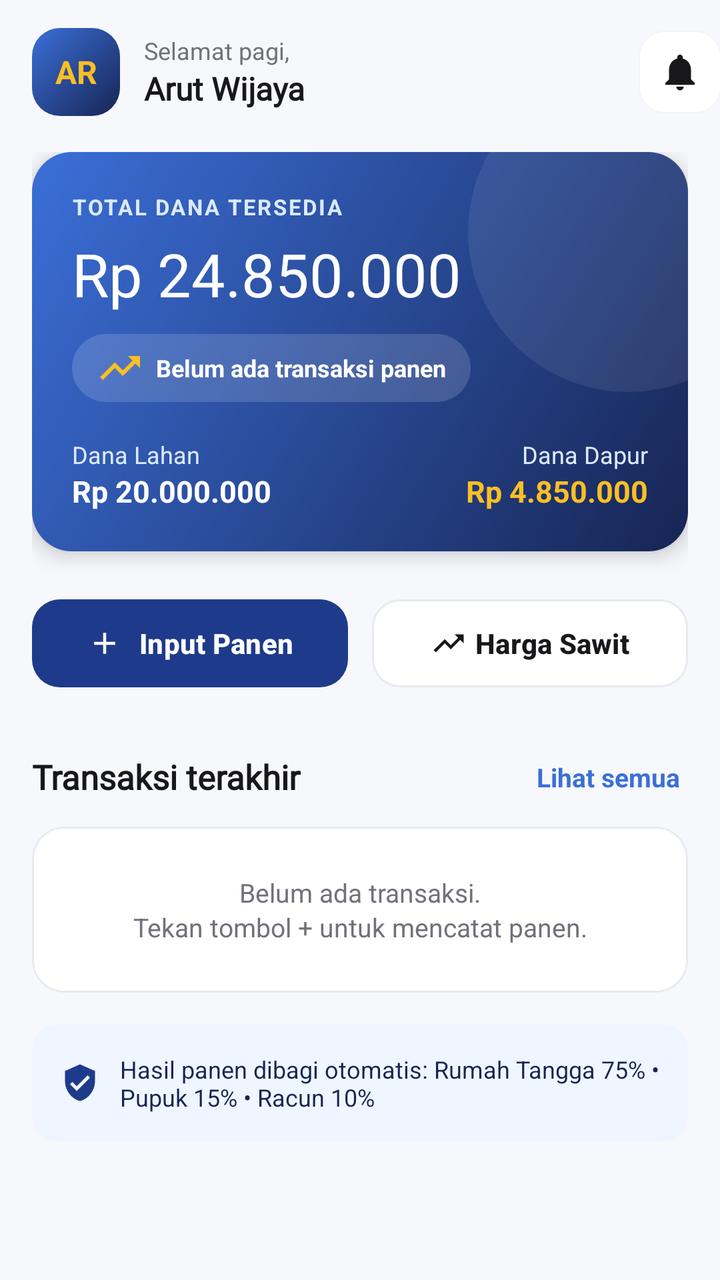
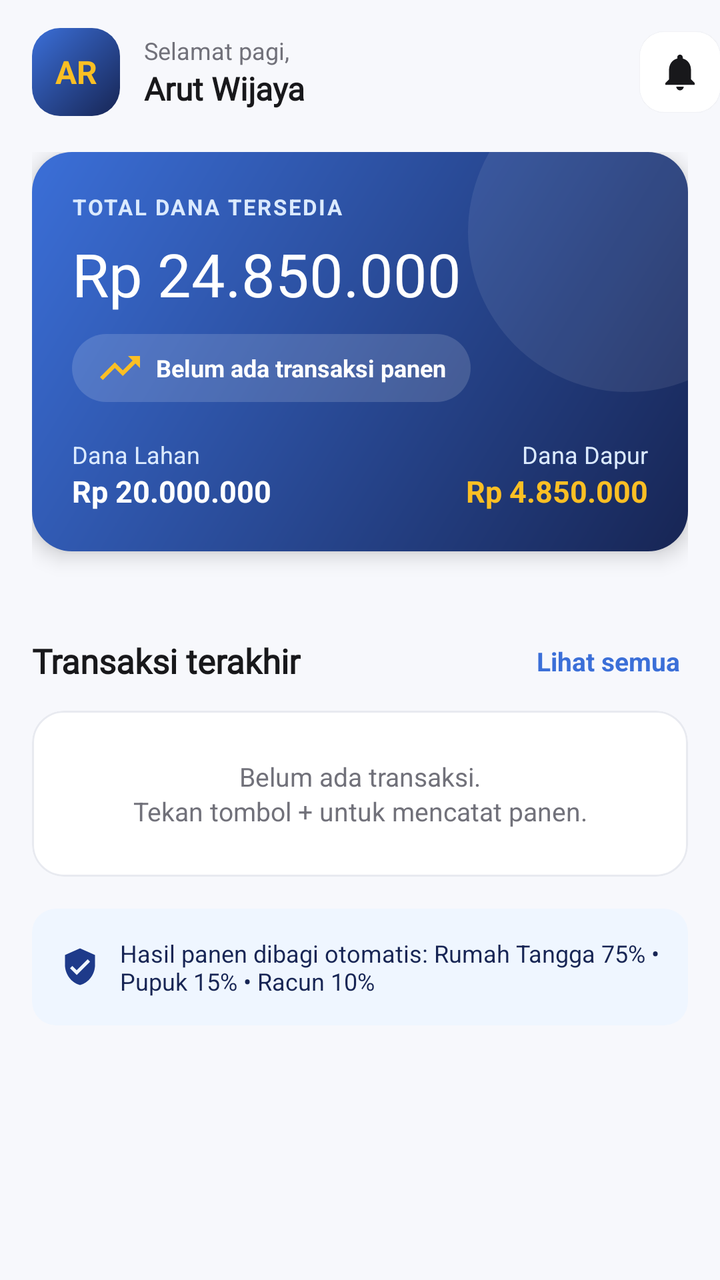

An Android layout rendered at two revisions. The XML below is the earlier revision; the diff shows what the commit changed to produce the second picture.
<!-- AndroidManifest.xml: application theme Theme.ALSpocky -->
<!-- res/layout/fragment_beranda.xml -->
<?xml version="1.0" encoding="utf-8"?>
<androidx.constraintlayout.widget.ConstraintLayout xmlns:android="http://schemas.android.com/apk/res/android"
    xmlns:app="http://schemas.android.com/apk/res-auto"
    android:layout_width="match_parent"
    android:layout_height="match_parent"
    android:background="@color/bg_page">

    
    <androidx.appcompat.widget.Toolbar
        android:id="@+id/toolbar"
        style="@style/Semawit.Toolbar"
        android:layout_width="0dp"
        android:layout_height="72dp"
        app:contentInsetStart="16dp"
        app:layout_constraintEnd_toEndOf="parent"
        app:layout_constraintStart_toStartOf="parent"
        app:layout_constraintTop_toTopOf="parent">

        <LinearLayout
            android:layout_width="match_parent"
            android:layout_height="match_parent"
            android:gravity="center_vertical"
            android:orientation="horizontal">

            <TextView
                android:id="@+id/tvInisial"
                android:layout_width="44dp"
                android:layout_height="44dp"
                android:background="@drawable/bg_avatar"
                android:gravity="center"
                android:text="AR"
                android:textColor="@color/accent_gold"
                android:textSize="16sp"
                android:textStyle="bold" />

            <LinearLayout
                android:layout_width="0dp"
                android:layout_height="wrap_content"
                android:layout_marginStart="12dp"
                android:layout_weight="1"
                android:orientation="vertical">

                <TextView
                    android:id="@+id/tvSapaan"
                    style="@style/Semawit.Text.Body"
                    android:layout_width="wrap_content"
                    android:layout_height="wrap_content"
                    android:text="Selamat pagi,"
                    android:textSize="12sp" />

                <TextView
                    android:id="@+id/tvNamaUser"
                    style="@style/Semawit.Text.Title"
                    android:layout_width="wrap_content"
                    android:layout_height="wrap_content"
                    android:fontFamily="@font/montserrat_bold"
                    android:text="Arut Wijaya"
                    android:textSize="16sp" />
            </LinearLayout>

            <ImageView
                android:id="@+id/ivNotif"
                android:layout_width="40dp"
                android:layout_height="40dp"
                android:background="@drawable/bg_icon_button"
                android:clickable="true"
                android:contentDescription="Notifikasi"
                android:elevation="1dp"
                android:focusable="true"
                android:padding="9dp"
                android:src="@drawable/ic_bell"
                app:tint="@color/neutral_900" />
        </LinearLayout>
    </androidx.appcompat.widget.Toolbar>

    <androidx.core.widget.NestedScrollView
        android:layout_width="0dp"
        android:layout_height="0dp"
        android:clipToPadding="false"
        app:layout_constraintBottom_toBottomOf="parent"
        app:layout_constraintEnd_toEndOf="parent"
        app:layout_constraintStart_toStartOf="parent"
        app:layout_constraintTop_toBottomOf="@id/toolbar">

        <LinearLayout
            android:layout_width="match_parent"
            android:layout_height="wrap_content"
            android:orientation="vertical"
            android:paddingHorizontal="16dp"
            android:paddingTop="4dp"
            android:paddingBottom="40dp">

            
            <LinearLayout
                android:layout_width="match_parent"
                android:layout_height="wrap_content"
                android:background="@drawable/bg_hero_card"
                android:elevation="6dp"
                android:orientation="vertical"
                android:padding="20dp">

                <TextView
                    style="@style/Semawit.Text.Label"
                    android:layout_width="wrap_content"
                    android:layout_height="wrap_content"
                    android:text="Total dana tersedia"
                    android:textColor="@color/primary_100" />

                <TextView
                    android:layout_width="wrap_content"
                    android:layout_height="wrap_content"
                    android:layout_marginTop="6dp"
                    android:fontFamily="@font/montserrat_bold"
                    android:text="Rp 24.850.000"
                    android:textColor="@color/neutral_0"
                    android:textSize="30sp" />

                <TextView
                    android:id="@+id/tvJumlahTransaksi"
                    android:layout_width="wrap_content"
                    android:layout_height="wrap_content"
                    android:layout_marginTop="10dp"
                    android:background="@drawable/bg_pill_glass"
                    android:drawableStart="@drawable/ic_trending_up"
                    android:drawablePadding="6dp"
                    android:drawableTint="@color/accent_gold"
                    android:gravity="center_vertical"
                    android:paddingHorizontal="12dp"
                    android:paddingVertical="5dp"
                    android:text="Belum ada transaksi panen"
                    android:textColor="@color/neutral_0"
                    android:textSize="12sp"
                    android:textStyle="bold" />

                <LinearLayout
                    android:layout_width="match_parent"
                    android:layout_height="wrap_content"
                    android:layout_marginTop="18dp"
                    android:orientation="horizontal">

                    <LinearLayout
                        android:layout_width="0dp"
                        android:layout_height="wrap_content"
                        android:layout_weight="1"
                        android:orientation="vertical">

                        <TextView
                            android:layout_width="wrap_content"
                            android:layout_height="wrap_content"
                            android:text="Dana Lahan"
                            android:textColor="@color/primary_100"
                            android:textSize="12sp" />

                        <TextView
                            android:layout_width="wrap_content"
                            android:layout_height="wrap_content"
                            android:text="Rp 20.000.000"
                            android:textColor="@color/neutral_0"
                            android:textSize="15sp"
                            android:textStyle="bold" />
                    </LinearLayout>

                    <LinearLayout
                        android:layout_width="wrap_content"
                        android:layout_height="wrap_content"
                        android:gravity="end"
                        android:orientation="vertical">

                        <TextView
                            android:layout_width="wrap_content"
                            android:layout_height="wrap_content"
                            android:text="Dana Dapur"
                            android:textColor="@color/primary_100"
                            android:textSize="12sp" />

                        <TextView
                            android:layout_width="wrap_content"
                            android:layout_height="wrap_content"
                            android:text="Rp 4.850.000"
                            android:textColor="@color/accent_gold"
                            android:textSize="15sp"
                            android:textStyle="bold" />
                    </LinearLayout>
                </LinearLayout>
            </LinearLayout>

            
            <LinearLayout
                android:layout_width="match_parent"
                android:layout_height="wrap_content"
                android:layout_marginTop="20dp"
                android:orientation="horizontal">

                <com.google.android.material.button.MaterialButton
                    android:id="@+id/btnInputTransaksi"
                    style="@style/Semawit.Button.Primary"
                    android:layout_width="0dp"
                    android:layout_height="wrap_content"
                    android:layout_marginEnd="6dp"
                    android:layout_weight="1"
                    android:text="Input Panen"
                    app:icon="@drawable/ic_add" />

                <com.google.android.material.button.MaterialButton
                    android:id="@+id/btnInfoHarga"
                    style="@style/Semawit.Button.Secondary"
                    android:layout_width="0dp"
                    android:layout_height="wrap_content"
                    android:layout_marginStart="6dp"
                    android:layout_weight="1"
                    android:text="Harga Sawit"
                    app:icon="@drawable/ic_trending_up" />
            </LinearLayout>

            
            <LinearLayout
                android:layout_width="match_parent"
                android:layout_height="wrap_content"
                android:layout_marginTop="28dp"
                android:gravity="center_vertical"
                android:orientation="horizontal">

                <TextView
                    style="@style/Semawit.Text.Title"
                    android:layout_width="0dp"
                    android:layout_height="wrap_content"
                    android:layout_weight="1"
                    android:fontFamily="@font/montserrat_bold"
                    android:text="Transaksi terakhir"
                    android:textSize="17sp" />

                <TextView
                    android:id="@+id/tvLihatSemua"
                    android:layout_width="wrap_content"
                    android:layout_height="wrap_content"
                    android:padding="4dp"
                    android:text="Lihat semua"
                    android:textColor="@color/primary_400"
                    android:textSize="13sp"
                    android:textStyle="bold" />
            </LinearLayout>

            <com.google.android.material.card.MaterialCardView
                style="@style/Semawit.Card"
                android:layout_width="match_parent"
                android:layout_height="wrap_content"
                android:layout_marginTop="12dp">

                <LinearLayout
                    android:layout_width="match_parent"
                    android:layout_height="wrap_content"
                    android:orientation="vertical">

                    
                    <TextView
                        android:id="@+id/tvIsiRiwayat"
                        style="@style/Semawit.Text.Body"
                        android:layout_width="match_parent"
                        android:layout_height="wrap_content"
                        android:gravity="center"
                        android:padding="24dp"
                        android:text="Belum ada transaksi.\nTekan tombol + untuk mencatat panen." />

                    
                    <LinearLayout
                        android:id="@+id/layoutTerakhir"
                        android:layout_width="match_parent"
                        android:layout_height="wrap_content"
                        android:gravity="center_vertical"
                        android:orientation="horizontal"
                        android:padding="16dp"
                        android:visibility="gone">

                        <ImageView
                            android:layout_width="48dp"
                            android:layout_height="48dp"
                            android:background="@drawable/bg_icon_tile"
                            android:padding="12dp"
                            android:src="@drawable/ic_nav_panen"
                            app:tint="@color/primary_500" />

                        <LinearLayout
                            android:layout_width="0dp"
                            android:layout_height="wrap_content"
                            android:layout_marginStart="12dp"
                            android:layout_weight="1"
                            android:orientation="vertical">

                            <TextView
                                android:id="@+id/tvJudulTerakhir"
                                style="@style/Semawit.Text.Title"
                                android:layout_width="wrap_content"
                                android:layout_height="wrap_content"
                                android:text="Panen 0 Kg" />

                            <TextView
                                android:id="@+id/tvTanggalTerakhir"
                                style="@style/Semawit.Text.Body"
                                android:layout_width="wrap_content"
                                android:layout_height="wrap_content"
                                android:text="-"
                                android:textSize="12sp" />
                        </LinearLayout>

                        <LinearLayout
                            android:layout_width="wrap_content"
                            android:layout_height="wrap_content"
                            android:gravity="end"
                            android:orientation="vertical">

                            <TextView
                                style="@style/Semawit.Badge"
                                android:layout_width="wrap_content"
                                android:layout_height="wrap_content"
                                android:text="Terbaru" />

                            <TextView
                                android:id="@+id/tvNominalTerakhir"
                                android:layout_width="wrap_content"
                                android:layout_height="wrap_content"
                                android:layout_marginTop="6dp"
                                android:text="Rp 0"
                                android:textColor="@color/primary_500"
                                android:textSize="14sp"
                                android:textStyle="bold" />
                        </LinearLayout>
                    </LinearLayout>
                </LinearLayout>
            </com.google.android.material.card.MaterialCardView>

            
            <LinearLayout
                android:layout_width="match_parent"
                android:layout_height="wrap_content"
                android:layout_marginTop="16dp"
                android:background="@drawable/bg_icon_tile"
                android:gravity="center_vertical"
                android:orientation="horizontal"
                android:padding="14dp">

                <ImageView
                    android:layout_width="20dp"
                    android:layout_height="20dp"
                    android:src="@drawable/ic_shield"
                    app:tint="@color/primary_500" />

                <TextView
                    android:layout_width="0dp"
                    android:layout_height="wrap_content"
                    android:layout_marginStart="10dp"
                    android:layout_weight="1"
                    android:text="Hasil panen dibagi otomatis: Rumah Tangga 75% • Pupuk 15% • Racun 10%"
                    android:textColor="@color/primary_800"
                    android:textSize="12sp" />
            </LinearLayout>
        </LinearLayout>
    </androidx.core.widget.NestedScrollView>

</androidx.constraintlayout.widget.ConstraintLayout>
<!-- resources referenced by this layout -->
<resources>
  <color name="accent_gold">#FBBF24</color>
  <color name="bg_page">#F7F8FC</color>
  <color name="neutral_0">#FFFFFF</color>
  <color name="neutral_900">#18181B</color>
  <color name="primary_100">#DBEAFE</color>
  <color name="primary_400">#3B6FD8</color>
  <color name="primary_500">#1E3A8A</color>
  <color name="primary_800">#172554</color>
  <!-- drawable bg_icon_button (drawable) -->
  <?xml version="1.0" encoding="utf-8"?>
  <shape xmlns:android="http://schemas.android.com/apk/res/android"
      android:shape="rectangle">
      <solid android:color="@color/neutral_0" />
      <corners android:radius="12dp" />
  </shape>
  <!-- drawable bg_icon_tile (drawable) -->
  <?xml version="1.0" encoding="utf-8"?>
  <shape xmlns:android="http://schemas.android.com/apk/res/android"
      android:shape="rectangle">
      <solid android:color="@color/primary_50" />
      <corners android:radius="12dp" />
  </shape>
  <!-- drawable bg_pill_glass (drawable) -->
  <?xml version="1.0" encoding="utf-8"?>
  <shape xmlns:android="http://schemas.android.com/apk/res/android"
      android:shape="rectangle">
      <solid android:color="#26FFFFFF" />
      <corners android:radius="100dp" />
  </shape>
  <!-- drawable ic_add (drawable) -->
  <?xml version="1.0" encoding="utf-8"?>
  <vector xmlns:android="http://schemas.android.com/apk/res/android"
      android:width="24dp"
      android:height="24dp"
      android:viewportWidth="24"
      android:viewportHeight="24">
      <path
          android:fillColor="@android:color/white"
          android:pathData="M19,13h-6v6h-2v-6H5v-2h6V5h2v6h6v2z" />
  </vector>
  <style name="Semawit.Button.Primary" parent="Widget.Material3.Button">
          <item name="backgroundTint">@color/primary_500</item>
          <item name="android:textColor">@color/neutral_0</item>
          <item name="android:textStyle">bold</item>
          <item name="android:textSize">14sp</item>
          <item name="android:minHeight">52dp</item>
          <item name="cornerRadius">14dp</item>
          <item name="iconTint">@color/neutral_0</item>
          <item name="iconGravity">textStart</item>
          <item name="android:elevation">4dp</item>
      </style>
  <style name="Semawit.Button.Secondary" parent="Widget.Material3.Button.OutlinedButton">
          <item name="backgroundTint">@color/neutral_0</item>
          <item name="android:textColor">@color/neutral_900</item>
          <item name="android:textStyle">bold</item>
          <item name="android:textSize">14sp</item>
          <item name="android:minHeight">52dp</item>
          <item name="cornerRadius">14dp</item>
          <item name="strokeColor">@color/neutral_200</item>
          <item name="iconTint">@color/neutral_900</item>
          <item name="iconGravity">textStart</item>
      </style>
  <style name="Semawit.Text.Body" parent="">
          <item name="android:textSize">13sp</item>
          <item name="android:textColor">@color/neutral_500</item>
          <item name="android:lineSpacingExtra">2dp</item>
      </style>
  <style name="Semawit.Text.Title" parent="">
          <item name="android:textSize">15sp</item>
          <item name="android:textStyle">bold</item>
          <item name="android:textColor">@color/neutral_900</item>
      </style>
  <style name="Theme.ALSpocky" parent="Base.Theme.ALSpocky" />
  <color name="primary_50">#EFF6FF</color>
  <!-- drawable bg_pill_gold (drawable) -->
  <?xml version="1.0" encoding="utf-8"?>
  <shape xmlns:android="http://schemas.android.com/apk/res/android"
      android:shape="rectangle">
      <solid android:color="@color/accent_gold_light" />
      <corners android:radius="100dp" />
  </shape>
  <color name="accent_gold_dark">#B45309</color>
  <color name="neutral_200">#E8EAF0</color>
  <color name="neutral_500">#71717A</color>
  <color name="accent_gold_light">#FEF3C7</color>
  <!-- unchanged entries left out for length: 12 -->
</resources>

<!-- the commit's change to res/layout/fragment_beranda.xml (unified diff, before → after) -->
@@ -184,34 +184,43 @@
                 </LinearLayout>
             </LinearLayout>
 
+
+
+
+
+
+
+
+
+
+
+
+
+
+
+
+
+
+
+
+
+
+
+
+
+
+
+
+
             
-            <LinearLayout
-                android:layout_width="match_parent"
-                android:layout_height="wrap_content"
-                android:layout_marginTop="20dp"
-                android:orientation="horizontal">
-
-                <com.google.android.material.button.MaterialButton
-                    android:id="@+id/btnInputTransaksi"
-                    style="@style/Semawit.Button.Primary"
-                    android:layout_width="0dp"
-                    android:layout_height="wrap_content"
-                    android:layout_marginEnd="6dp"
-                    android:layout_weight="1"
-                    android:text="Input Panen"
-                    app:icon="@drawable/ic_add" />
-
-                <com.google.android.material.button.MaterialButton
-                    android:id="@+id/btnInfoHarga"
-                    style="@style/Semawit.Button.Secondary"
-                    android:layout_width="0dp"
-                    android:layout_height="wrap_content"
-                    android:layout_marginStart="6dp"
-                    android:layout_weight="1"
-                    android:text="Harga Sawit"
-                    app:icon="@drawable/ic_trending_up" />
-            </LinearLayout>
-
+            <androidx.recyclerview.widget.RecyclerView
+                android:id="@+id/rvMenu"
+                android:layout_width="match_parent"
+                android:layout_height="wrap_content"
+                android:layout_marginHorizontal="-6dp"
+                android:layout_marginTop="14dp"
+                android:nestedScrollingEnabled="false"
+                android:overScrollMode="never" />
             
             <LinearLayout
                 android:layout_width="match_parent"
<!-- resource entries referenced after the edit -->
@@ -29,39 +29,6 @@
       <solid android:color="#26FFFFFF" />
       <corners android:radius="100dp" />
   </shape>
-  <!-- drawable ic_add (drawable) -->
-  <?xml version="1.0" encoding="utf-8"?>
-  <vector xmlns:android="http://schemas.android.com/apk/res/android"
-      android:width="24dp"
-      android:height="24dp"
-      android:viewportWidth="24"
-      android:viewportHeight="24">
-      <path
-          android:fillColor="@android:color/white"
-          android:pathData="M19,13h-6v6h-2v-6H5v-2h6V5h2v6h6v2z" />
-  </vector>
-  <style name="Semawit.Button.Primary" parent="Widget.Material3.Button">
-          <item name="backgroundTint">@color/primary_500</item>
-          <item name="android:textColor">@color/neutral_0</item>
-          <item name="android:textStyle">bold</item>
-          <item name="android:textSize">14sp</item>
-          <item name="android:minHeight">52dp</item>
-          <item name="cornerRadius">14dp</item>
-          <item name="iconTint">@color/neutral_0</item>
-          <item name="iconGravity">textStart</item>
-          <item name="android:elevation">4dp</item>
-      </style>
-  <style name="Semawit.Button.Secondary" parent="Widget.Material3.Button.OutlinedButton">
-          <item name="backgroundTint">@color/neutral_0</item>
-          <item name="android:textColor">@color/neutral_900</item>
-          <item name="android:textStyle">bold</item>
-          <item name="android:textSize">14sp</item>
-          <item name="android:minHeight">52dp</item>
-          <item name="cornerRadius">14dp</item>
-          <item name="strokeColor">@color/neutral_200</item>
-          <item name="iconTint">@color/neutral_900</item>
-          <item name="iconGravity">textStart</item>
-      </style>
   <style name="Semawit.Text.Body" parent="">
           <item name="android:textSize">13sp</item>
           <item name="android:textColor">@color/neutral_500</item>
